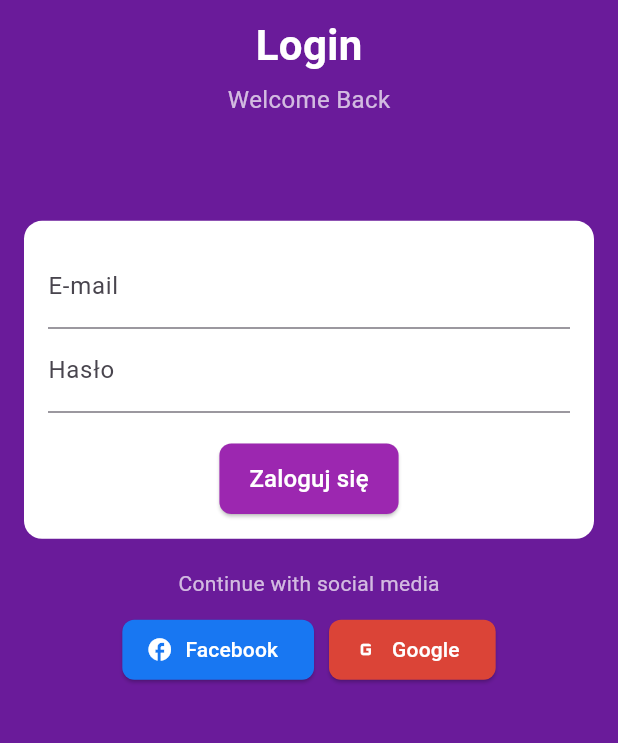
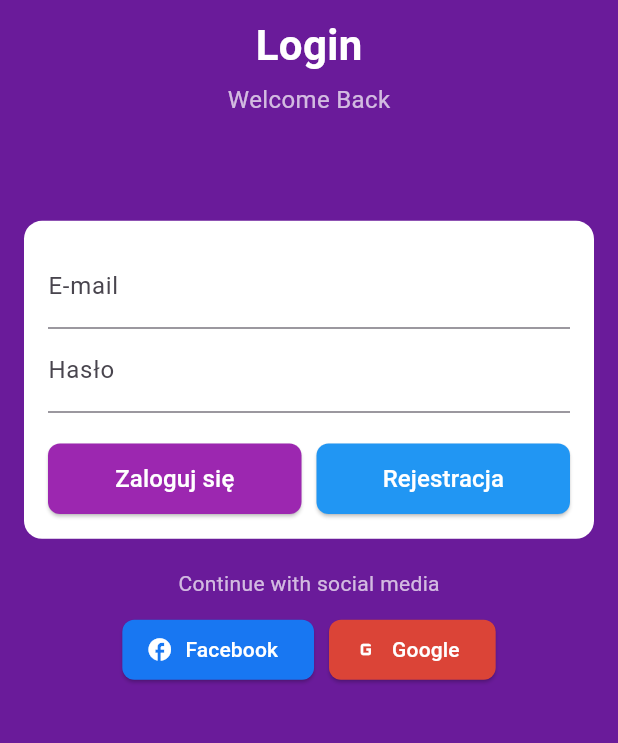
Before and after one commit to Wybicjusz/homeapp, a Flutter app: the screen it shows after launch, on a phone screen of 412 x 824 dp, the part 318-1061 px from its top. Run offline on Flutter 3.47's test engine with Material 3 defaults, Android fonts, the phone set to English and light mode, and no system bars; our stand-ins replace equatable, firebase_auth, firebase_core, flutter_bloc; missing offline and left inert: mqtt_client; accounts and stored records are empty.

```diff
--- a/lib/screens/login_screen.dart
+++ b/lib/screens/login_screen.dart
@@ -59,7 +59,7 @@ class LoginScreen extends StatelessWidget {
                     fontSize: 16,
                   ),
                 ),
-                const Spacer(), // Odstęp między nagłówkiem a formularzem
+                const Spacer(),
                 Container(
                   padding: const EdgeInsets.all(16),
                   decoration: BoxDecoration(
@@ -78,7 +78,11 @@ class LoginScreen extends StatelessWidget {
                         obscureText: true,
                       ),
                       const SizedBox(height: 20),
-                      ElevatedButton(
+                      Row(
+                        mainAxisAlignment: MainAxisAlignment.spaceBetween,
+                        children: [
+                          Expanded(
+                            child: ElevatedButton(
                               onPressed: () {
                                 context.read<AuthBloc>().add(
                                       LoginRequested(
@@ -97,8 +101,33 @@ class LoginScreen extends StatelessWidget {
                               ),
                               child: const Text(
                                 'Zaloguj się',
-                          style: TextStyle(color: Colors.white, fontSize: 16),
+                                style: TextStyle(
+                                    color: Colors.white, fontSize: 16),
                               ),
+                            ),
+                          ),
+                          const SizedBox(width: 10),
+                          Expanded(
+                            child: ElevatedButton(
+                              onPressed: () {
+                                print("Przycisk rejestracji");
+                              },
+                              style: ElevatedButton.styleFrom(
+                                backgroundColor: Colors.blue,
+                                shape: RoundedRectangleBorder(
+                                  borderRadius: BorderRadius.circular(8),
+                                ),
+                                padding: const EdgeInsets.symmetric(
+                                    vertical: 12, horizontal: 20),
+                              ),
+                              child: const Text(
+                                'Rejestracja',
+                                style: TextStyle(
+                                    color: Colors.white, fontSize: 16),
+                              ),
+                            ),
+                          ),
+                        ],
                       ),
                     ],
                   ),
```
Also changed, not shown: lib/screens/forecast_screen.dart (+57 -38 lines). Lines whose indentation alone changed are shown as unchanged.
